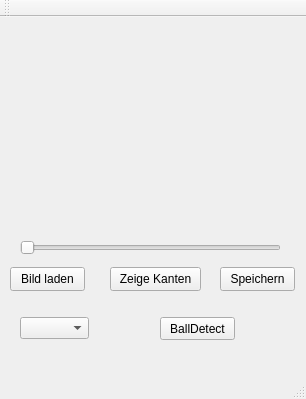
Above: mainwindow.ui from aafifi91/VocabularyTrainer before the change. Below: the same form after it.
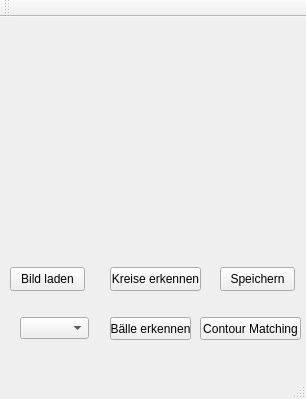
That is the form after the change.

Commit message: added face detection and contourMatching (from Alexandra)

The edit to the form file:
```diff
--- a/mainwindow.ui
+++ b/mainwindow.ui
@@ -37,7 +37,7 @@
      </rect>
     </property>
     <property name="text">
-     <string>Zeige Kanten</string>
+     <string>Kreise erkennen</string>
     </property>
    </widget>
    <widget class="QPushButton" name="saveButton">
@@ -53,25 +53,6 @@
      <string>Speichern</string>
     </property>
    </widget>
-   <widget class="QSlider" name="cannyThresholdSlider">
-    <property name="geometry">
-     <rect>
-      <x>20</x>
-      <y>220</y>
-      <width>261</width>
-      <height>22</height>
-     </rect>
-    </property>
-    <property name="minimum">
-     <number>1</number>
-    </property>
-    <property name="maximum">
-     <number>100</number>
-    </property>
-    <property name="orientation">
-     <enum>Qt::Horizontal</enum>
-    </property>
-   </widget>
    <widget class="QLabel" name="imgViewLabel">
     <property name="geometry">
      <rect>
@@ -98,14 +79,27 @@
    <widget class="QPushButton" name="ballDetect">
     <property name="geometry">
      <rect>
-      <x>160</x>
+      <x>110</x>
       <y>300</y>
-      <width>75</width>
+      <width>81</width>
       <height>23</height>
      </rect>
     </property>
     <property name="text">
-     <string>BallDetect</string>
+     <string>Bälle erkennen</string>
+    </property>
+   </widget>
+   <widget class="QPushButton" name="contourButton">
+    <property name="geometry">
+     <rect>
+      <x>200</x>
+      <y>300</y>
+      <width>101</width>
+      <height>23</height>
+     </rect>
+    </property>
+    <property name="text">
+     <string>Contour Matching</string>
     </property>
    </widget>
   </widget>
```
The commit also changes 4 other files.
